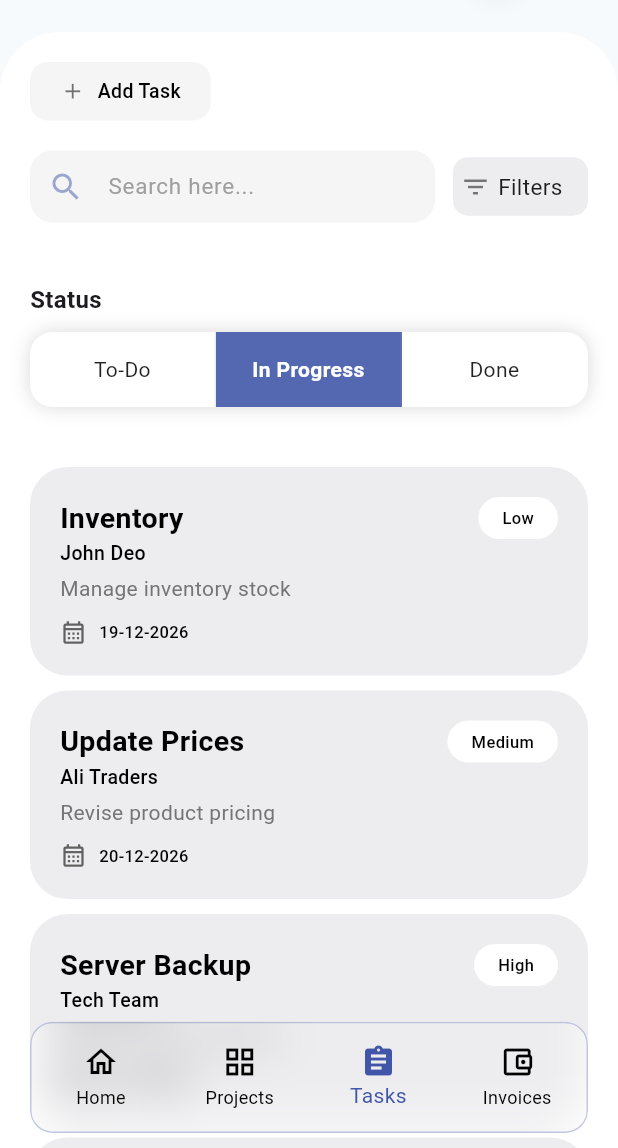
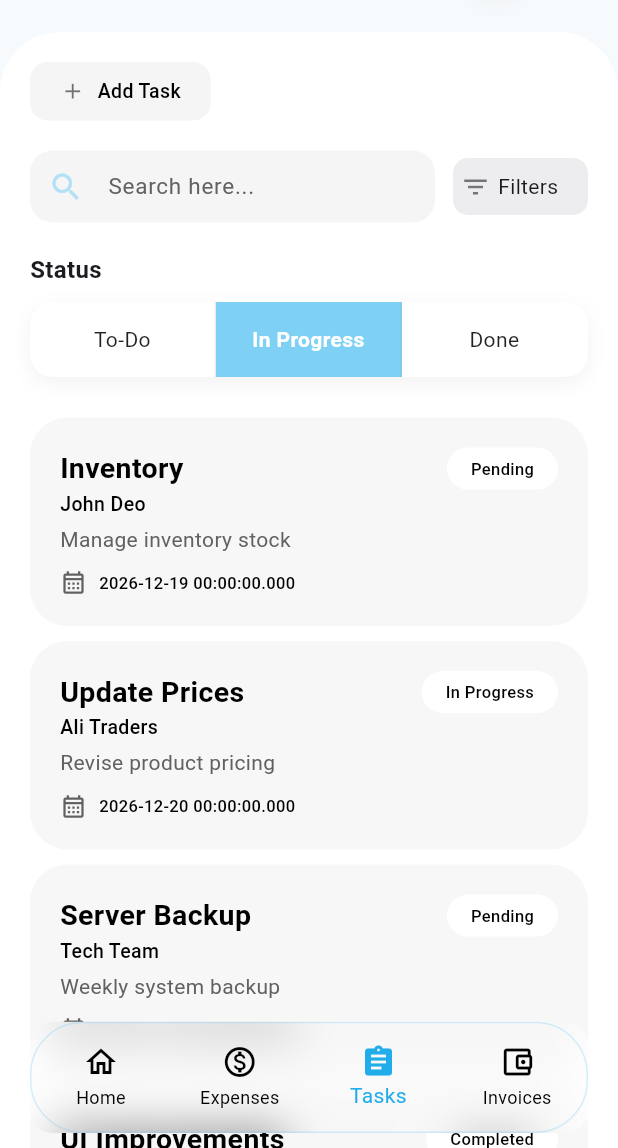
Before and after one commit to samiwadho565/bizzly, a Flutter app: the MainScreen screen opened by its route, item 3 of the bottom bar chosen, on a phone screen of 412 x 824 dp, the part 88-1236 px from its top. Run offline on Flutter 3.47's test engine with Material 3 defaults, Android fonts, the phone set to English and light mode, and no system bars; our stand-ins replace dropdown_search, fl_chart, flutter_svg, get, google_fonts; missing offline and left inert: proste_bezier_curve; Roboto replaces fonts that are missing (Akatab).

Commit message:
expense screen add minor changes in design

```diff
--- a/lib/controllers/tasks_screen_controller.dart
+++ b/lib/controllers/tasks_screen_controller.dart
@@ -1,5 +1,7 @@
 import 'package:get/get.dart';
 import 'package:flutter/material.dart';
+
+import '../models/tasks_model.dart';
 
 class TasksScreenController extends GetxController {
   // Search controller
@@ -14,37 +16,43 @@ class TasksScreenController extends GetxController {
   RxString selectedStatus = "In Progress".obs;
 
   // Tasks list
-  RxList<Map<String, String>> tasks = <Map<String, String>>[
-    {
-      "title": "Inventory",
-      "subtitle": "Manage inventory stock",
-      "date": "19-12-2026",
-      "user": "John Deo",
-      "status": "Low",
-    },
-    {
-      "title": "Update Prices",
-      "subtitle": "Revise product pricing",
-      "date": "20-12-2026",
-      "user": "Ali Traders",
-      "status": "Medium",
-    },
-    {
-      "title": "Server Backup",
-      "subtitle": "Weekly system backup",
-      "date": "22-12-2026",
-      "user": "Tech Team",
-      "status": "High",
-    },
-    {
-      "title": "UI Improvements",
-      "subtitle": "Dashboard UI polishing",
-      "date": "25-12-2026",
-      "user": "Design Team",
-      "status": "Low",
-    },
+
+  // ✅ Tasks list using Model
+  RxList<TaskModel> tasks = <TaskModel>[
+    TaskModel(
+      title: "Inventory",
+      description: "Manage inventory stock",
+      dueDate: DateTime(2026, 12, 19),
+      assignedTo: "John Deo",
+      priority: 3,
+      status: "Pending", id: '1',
+      // createdAt: null,
+    ),
+    TaskModel(
+      title: "Update Prices",
+      description: "Revise product pricing",
+      dueDate: DateTime(2026, 12, 20),
+      assignedTo: "Ali Traders",
+      priority: 2,
+      status: "In Progress", id: '',
+    ),
+    TaskModel(
+      title: "Server Backup",
+      description: "Weekly system backup",
+      dueDate: DateTime(2026, 12, 22),
+      assignedTo: "Tech Team",
+      priority: 1,
+      status: "Pending", id: '',
+    ),
+    TaskModel(
+      title: "UI Improvements",
+      description: "Dashboard UI polishing",
+      dueDate: DateTime(2026, 12, 25),
+      assignedTo: "Design Team",
+      priority:3,
+      status: "Completed", id: '',
+    ),
   ].obs;
-
   // Toggle filter visibility
   void toggleFilter() {
     showFilter.value = !showFilter.value;
--- a/lib/utils/app_colors.dart
+++ b/lib/utils/app_colors.dart
@@ -3,8 +3,13 @@ import 'package:flutter/material.dart';
 class AppColors {
   /// Primary & Background
   // static const Color primary = Color(0xFF7C41A9);
-  static const Color primary = Color(0xFF4156A9);
+  // static const Color primary = Color(0xFF4156A9);
+  static const Color primary = Color(0xff70ccf4);
+  static const Color primaryNavBar = Color(0xff21adea);
+  // Color(0xff7ed3f8);
+  // static const Color lightskycolor = Color(0xFFb7e9ff);
   static const Color background = Color(0xFFF7FAFC);
+  static const Color greyCard = Color(0xFFF7F7F7);
   static const Color lightGrey = Color(0xFFEDEDEF);
   static const Color transparentWhite = Colors.white38;
 
@@ -13,10 +18,10 @@ class AppColors {
   /// ===============================
 
   // Payment / Invoice Status
-  static const Color statusPaid = Color(0xFF22C55E);       // Green
-  static const Color statusPending = Color(0xFFF59E0B);    // Orange
-  static const Color statusOverdue = Color(0xFFEF4444);    // Red
-  static const Color statusCancelled = Color(0xFF9CA3AF); // Grey
+  static const Color statusPaid = Color(0xFFBCF8D3);       // Green
+  static const Color statusPending = Color(0xFFFBE4BC);    // Orange
+  static const Color statusOverdue = Color(0xFFF8C0C0);    // Red
+  static const Color statusCancelled = Color(0xFFDBE4F1); // Grey
   static const Color statusCompleted = Color(0xFF3B82F6); // Blue
   static const Color statusSent = Color(0xFF6366F1);      // Indigo
 
--- a/lib/views/invoice_screen/invoice_screen.dart
+++ b/lib/views/invoice_screen/invoice_screen.dart
@@ -72,11 +72,12 @@ class InvoiceScreen extends StatelessWidget {
                       onSelect: controller.setStatus,
                     )),
 
-                    const SizedBox(height: 20),
+                    // const SizedBox(height: 20),
 
                     /// Invoice List
                     Expanded(
                       child: Obx(() => ListView.builder(
+                        padding: EdgeInsets.only(top: 20,bottom: 100),
                         itemCount: controller.invoices.length,
                         itemBuilder: (context, index) {
                           final invoice =
--- a/lib/views/nav_bar/custom_nav_bar.dart
+++ b/lib/views/nav_bar/custom_nav_bar.dart
@@ -32,7 +32,7 @@ class CustomBottomNavBar extends StatelessWidget {
               height: navBarHeight,
               decoration: BoxDecoration(
                 // color: Colors.white.withValues(alpha:0.1),
-                borderRadius: BorderRadius.circular(15),
+                borderRadius: BorderRadius.circular(35),
                 border: Border.all(color: AppColors.primary.withValues(alpha:0.3)),
               ),
               child: BottomNavigationBar(
@@ -41,7 +41,7 @@ class CustomBottomNavBar extends StatelessWidget {
                 backgroundColor: Colors.transparent,
                 currentIndex: currentIndex,
                 onTap: onTap,
-                selectedItemColor: AppColors.primary,
+                selectedItemColor: AppColors.primaryNavBar,
                 unselectedItemColor: Colors.black,
                 showUnselectedLabels: true,
                 items: [
@@ -51,10 +51,10 @@ class CustomBottomNavBar extends StatelessWidget {
                     activeIcon: Icon(Icons.home,),
                   ),
                   BottomNavigationBarItem(
-                    label: 'Projects',
+                    label: 'Expenses',
                     icon: Stack(
                       children: [
-                        Icon(Icons.grid_view)
+                        Icon(Icons.monetization_on_outlined)
                         // BlocBuilder<ServicesBloc, ServicesState>(
                         //   buildWhen: (pre, nxt) =>
                         //   pre.newOrdersCount != nxt.newOrdersCount,
@@ -80,7 +80,7 @@ class CustomBottomNavBar extends StatelessWidget {
                       ],
 
                     ),
-                    activeIcon:      Icon(Icons.grid_view_rounded,),
+                    activeIcon:       Icon(Icons.monetization_on)
                   ),
                   BottomNavigationBarItem(
                     label: "Tasks",
--- a/lib/views/nav_bar/main_screen.dart
+++ b/lib/views/nav_bar/main_screen.dart
@@ -4,6 +4,7 @@ import 'package:bizly/views/nav_bar/custom_nav_bar.dart';
 import 'package:flutter/cupertino.dart';
 import 'package:flutter/material.dart';
 
+import '../expense_screen/expense_screen.dart';
 import '../invoice_screen/invoice_screen.dart';
 import '../projects/projects_screen.dart';
 import '../tasks_screen/tasks_screen.dart';
@@ -46,7 +47,7 @@ class _MainScreenState extends State<MainScreen> {
       case 0:
         return HomeScreen();
       case 1:
-        return  ProjectsScreen();
+        return  ExpenseScreen();
       case 2:
         return TasksScreen();
       default:
--- a/lib/views/projects/projects_screen.dart
+++ b/lib/views/projects/projects_screen.dart
@@ -170,7 +170,7 @@ class ProjectsScreen extends StatelessWidget {
                 onSelect: controller.setStatus,
               )),
 
-              const SizedBox(height: 20),
+              // const SizedBox(height: 20),
 
               /// Projects List
               Expanded(
--- a/lib/views/tasks_screen/tasks_screen.dart
+++ b/lib/views/tasks_screen/tasks_screen.dart
@@ -7,6 +7,7 @@ import '../../widgets/add_button.dart';
 import '../../widgets/custom_search_field.dart';
 import '../../widgets/custom_tab_bar.dart';
 import '../../widgets/task_card_widget.dart';
+import '../bussiness_screen/business_detail_screen.dart';
 // import 'tasks_screen_controller.dart';
 
 class TasksScreen extends StatelessWidget {
@@ -20,11 +21,18 @@ class TasksScreen extends StatelessWidget {
       backgroundColor: AppColors.background,
       appBar:CustomAppBar(title: "Tasks"),
       body: Container(
-        decoration: BoxDecoration(
+        decoration: const BoxDecoration(
           color: Colors.white,
-          borderRadius: const BorderRadius.only(
-              topRight: Radius.circular(40), topLeft: Radius.circular(40)),
+          borderRadius: BorderRadius.only(
+            topRight: Radius.circular(40),
+            topLeft: Radius.circular(40),
           ),
+        ),
+        child: CustomScrollView(
+          slivers: [
+
+            /// 🔹 Top Section (Add button, search, filters)
+            SliverToBoxAdapter(
               child: Padding(
                 padding: const EdgeInsets.symmetric(horizontal: 20),
                 child: Column(
@@ -32,28 +40,19 @@ class TasksScreen extends StatelessWidget {
                   children: [
                     const SizedBox(height: 20),
 
-              /// Add Task Button
                     addButton("Add Task"),
                     const SizedBox(height: 20),
 
-              /// Search + Filter Row
+                    /// Search + Filter
                     Row(
                       children: [
                         Expanded(
                           child: CustomSearchField(
                             hintText: "Search here...",
                             controller: controller.searchController,
-                      onChanged: (val) {
-                        print("Searching: $val");
-                      },
-                      onClear: () {
-                        print("Search cleared");
-                      },
                           ),
                         ),
                         const SizedBox(width: 12),
-
-                  /// Filter Icon
                         Obx(() => GestureDetector(
                           onTap: controller.toggleFilter,
                           child: Container(
@@ -68,17 +67,14 @@ class TasksScreen extends StatelessWidget {
                                     vertical: 9, horizontal: 5),
                                 child: Row(
                                   children: [
-                              Icon(
-                                Icons.filter_list_outlined,
+                                    Icon(Icons.filter_list_outlined,
                                         size: 20,
-                                color: Colors.grey.shade600,
-                              ),
+                                        color: Colors.grey.shade600),
                                     const SizedBox(width: 5),
                                     Text(
                                       controller.showFilter.value
                                           ? "Hide"
                                           : "Filters",
-                                style: const TextStyle(fontSize: 15),
                                     ),
                                   ],
                                 ),
@@ -88,92 +84,141 @@ class TasksScreen extends StatelessWidget {
                         )),
                       ],
                     ),
+                    /// Filters (Responsive)
+                    Obx(() => controller.showFilter.value
+                        ? LayoutBuilder(
+                      builder: (context, constraints) {
+                        bool isSmallScreen = constraints.maxWidth <= 335;
 
-              const SizedBox(height: 20),
-
-              /// Filters
-              Obx(() => controller.showFilter.value
-                  ? Row(
-                children: [
-                  Expanded(
-                    child: Column(
+                        Widget dueDateWidget = Column(
                           crossAxisAlignment: CrossAxisAlignment.start,
                           children: [
-                        const Text("Due Date",
-                            style: TextStyle(
-                                fontSize: 16,
-                                fontWeight: FontWeight.bold)),
+                            const Text(
+                              "Due Date",
+                              style: TextStyle(fontSize: 16, fontWeight: FontWeight.bold),
+                            ),
                             const SizedBox(height: 10),
-                        CustomTabBar(
+                           Obx(()=> CustomTabBar(
                                 isSmall: true,
                                 options: const ["Today", "Tomorrow", "This Week"],
                                 selectedOption: controller.selectedDue.value,
                                 onSelect: controller.setDue,
                               ),
+                            ),
                           ],
+                        );
+
+                        Widget priorityWidget = Column(
+                          crossAxisAlignment: CrossAxisAlignment.start, // 👈 center
+                          children: [
+                            const Text(
+                              "Priority",
+                              style: TextStyle(fontSize: 16, fontWeight: FontWeight.bold),
                             ),
-                  ),
-                  const SizedBox(width: 20),
-                  Expanded(
-                    child: Column(
-                      crossAxisAlignment: CrossAxisAlignment.start,
-                      children: [
-                        const Text("Priority",
-                            style: TextStyle(
-                                fontSize: 16,
-                                fontWeight: FontWeight.bold)),
                             const SizedBox(height: 10),
-                        CustomTabBar(
+                            Align(
+                              alignment: Alignment.center, // 👈 tabbar center
+                              child:  Obx(()=>  CustomTabBar(
                                   isSmall: true,
                                   options: const ["Low", "Medium", "High"],
                                   selectedOption: controller.selectedPriority.value,
                                   onSelect: controller.setPriority,
                                 ),
+                              ),
+                            ),
+                          ],
+                        );
+
+                        /// Small Screen → Column
+                        if (isSmallScreen) {
+                          return Column(
+                            crossAxisAlignment: CrossAxisAlignment.start,
+                            children: [
+                              dueDateWidget,
+                              const SizedBox(height: 20),
+                              priorityWidget,
+                            ],
+                          );
+                        }
+
+                        /// Normal Screen → Row
+                        return Row(
+                          children: [
+                            Expanded(child: dueDateWidget),
+                            const SizedBox(width: 20),
+                            Expanded(child: priorityWidget),
+                          ],
+                        );
+                      },
+                    )
+                        : const SizedBox()),
+                    const SizedBox(height: 20),
+
+                    /// Filters
+                    // Obx(() => controller.showFilter.value
+                    //     ? const SizedBox(height: 20)
+                    //     : const SizedBox()),
                   ],
                 ),
               ),
-                ],
-              )
-                  : const SizedBox()),
+            ),
 
-              const SizedBox(height: 20),
-
-              /// Status Tab
-              const Text("Status",
-                  style: TextStyle(fontSize: 16, fontWeight: FontWeight.bold)),
+            /// 🔥 STICKY STATUS TAB
+            SliverPersistentHeader(
+              pinned: true,
+              delegate: StickyTabBarDelegate(
+                child: Padding(
+                  padding: const EdgeInsets.symmetric(horizontal: 20),
+                  child: Column(
+                    crossAxisAlignment: CrossAxisAlignment.start,
+                    children: [
+                      const Text(
+                        "Status",
+                        style: TextStyle(
+                            fontSize: 16, fontWeight: FontWeight.bold),
+                      ),
                       const SizedBox(height: 10),
                       Obx(() => CustomTabBar(
                         options: const ["To-Do", "In Progress", "Done"],
-                selectedOption: controller.selectedStatus.value,
+                        selectedOption:
+                        controller.selectedStatus.value,
                         onSelect: controller.setStatus,
                       )),
+                    ],
+                  ),
+                ),
+              ),
+            ),
 
-              const SizedBox(height: 20),
+            /// 🔹 Task List
+            SliverPadding(
+              // padding:
+            padding: EdgeInsets.only(top: 20,bottom: 100,left: 20,right: 20),
+              sliver: Obx(() => SliverList(
 
-              /// Task List
-              Expanded(
-                child: Obx(() => ListView.builder(
-                  padding: const EdgeInsets.only(top: 20, bottom: 130),
-                  itemCount: controller.tasks.length,
-                  itemBuilder: (context, index) {
+                delegate: SliverChildBuilderDelegate(
+
+                      (context, index) {
                     final task = controller.tasks[index];
                     return Padding(
                       padding: const EdgeInsets.only(bottom: 10),
                       child: TaskCardWidget(
-                        title: task["title"]!,
-                        subtitle: task["subtitle"]!,
-                        date: task["date"]!,
-                        userName: task["user"]!,
-                        status: task["status"]!,
+                        title: task.title,
+                        subtitle: task.description,
+                        date: task.dueDate.toString(),
+                        assignTo: task.assignedTo,
+                        status: task.status,
                       ),
                     );
                   },
+                  childCount: controller.tasks.length,
+                ),
               )),
             ),
           ],
         ),
       ),
-      ),
+
     );
   }
 }
--- a/lib/widgets/custom_search_field.dart
+++ b/lib/widgets/custom_search_field.dart
@@ -27,8 +27,8 @@ class CustomSearchField extends StatelessWidget {
         onChanged: onChanged,
         decoration: InputDecoration(
           hintText: hintText,
-          hintStyle: const TextStyle(
-            color: Colors.grey,
+          hintStyle: TextStyle(
+            color: Colors.grey.shade700,
             fontSize: 15,
           ),
           contentPadding:
--- a/lib/widgets/custom_tab_bar.dart
+++ b/lib/widgets/custom_tab_bar.dart
@@ -24,9 +24,9 @@ class CustomTabBar extends StatelessWidget {
         borderRadius: BorderRadius.circular(15),
         boxShadow: [
           BoxShadow(
-            color: Colors.black.withOpacity(0.15),
+            color: Colors.black.withOpacity(0.05),
             blurRadius: 10,
-            // offset: const Offset(0, 4),
+            offset: const Offset(0, 4),
           ),
         ],
       ),
--- a/lib/widgets/drop_down_menu/drop_down_menu.dart
+++ b/lib/widgets/drop_down_menu/drop_down_menu.dart
@@ -9,8 +9,8 @@ Widget addDropdownButton({required String leftText,required String title}) {
   final List<Map<String, dynamic>> items = [
     {'text': 'Add Expense', 'icon': Icons.money},
     {'text': 'Create Invoice', 'icon': Icons.receipt_long},
-    {'text': 'Add New Business', 'icon': Icons.business},
-    {'text': 'Add Project', 'icon': Icons.work_outline},
+    // {'text': 'Add New Business', 'icon': Icons.business},
+    {'text': 'Add Team/Employee', 'icon': Icons.work_outline},
     {'text': 'Create Task', 'icon': Icons.task_alt},
   ];
 
--- a/lib/widgets/home_widgets/bussiness_card.dart
+++ b/lib/widgets/home_widgets/bussiness_card.dart
@@ -26,7 +26,7 @@ class CategoryCard extends StatelessWidget {
             height: 70, // Aap apni requirement ke mutabiq adjust kar sakte hain
             width: 70,
             decoration: BoxDecoration(
-              color: const Color(0xFFF5F5F5), // Light grey background
+              color: AppColors.greyCard,// Light grey background
               borderRadius: BorderRadius.circular(10), // Rounded corners
             ),
             child: Icon(
--- a/lib/widgets/home_widgets/custom_revenue_chart.dart
+++ b/lib/widgets/home_widgets/custom_revenue_chart.dart
@@ -117,7 +117,7 @@ class WeeklyRevenueChart extends StatelessWidget {
               ),
             ),
             const SizedBox(height: 5),
-            Text(bar.day, style: const TextStyle(fontSize: 12)),
+            Text(bar.day, style: const TextStyle(color:Colors.black,fontSize: 12)),
           ],
         ),
       ),
@@ -134,7 +134,7 @@ class WeeklyRevenueChart extends StatelessWidget {
       child: Text(
         "\$$value",
         style: const TextStyle(
-            color: Colors.white, fontWeight: FontWeight.bold, fontSize: 10),
+            color: Colors.white, fontWeight: FontWeight.bold, fontSize: 12),
       ),
     );
   }
--- a/lib/widgets/invoice_screen_widgets/invoice_card.dart
+++ b/lib/widgets/invoice_screen_widgets/invoice_card.dart
@@ -21,7 +21,7 @@ class InvoiceCard extends StatelessWidget {
   Color getStatusColor() {
     switch (status.toLowerCase()) {
       case "paid":
-        return  AppColors.statusPaid;// green
+        return  AppColors.statusCancelled;// green
       case "sent":
         return  AppColors.statusSent; // blue
       case "pending":
--- a/lib/widgets/task_card_widget.dart
+++ b/lib/widgets/task_card_widget.dart
@@ -6,7 +6,7 @@ class TaskCardWidget extends StatelessWidget {
   final String title;
   final String subtitle;
   final String date;
-  final String userName;
+  final String assignTo;
   final String status;
   final String userImageUrl;
 
@@ -15,7 +15,7 @@ class TaskCardWidget extends StatelessWidget {
     required this.title,
     required this.subtitle,
     required this.date,
-    required this.userName,
+    required this.assignTo,
     required this.status,
     this.userImageUrl = 'https://i.pravatar.cc/150?u=a042581f4e29026704d', // Dummy image
   });
@@ -25,7 +25,7 @@ class TaskCardWidget extends StatelessWidget {
     return Container(
       padding:  EdgeInsets.all(20),
       decoration: BoxDecoration(
-        color: AppColors.lightGrey, // Light grey background jaisa image mein hai
+        color: AppColors.greyCard, // Light grey background jaisa image mein hai
         borderRadius: BorderRadius.circular(25),
       ),
       child: Column(
@@ -72,7 +72,7 @@ class TaskCardWidget extends StatelessWidget {
             ],
           ),
           Text(
-            userName,
+            assignTo,
             style: const TextStyle(fontSize: 13,  color:Colors.black,fontWeight: FontWeight.w500),
           ),
           const SizedBox(height: 4),
@@ -80,7 +80,7 @@ class TaskCardWidget extends StatelessWidget {
             subtitle,
             style: TextStyle(
               fontSize: 14,
-              color: Colors.grey.shade600,
+              color: Colors.grey.shade700,
             ),
           ),
           const SizedBox(height: 10),
@@ -107,7 +107,7 @@ class TaskCardWidget extends StatelessWidget {
           //     ),
           //     const SizedBox(width: 8),
           //     Text(
-          //       userName,
+          //       assignTo,
           //       style: const TextStyle(fontSize: 13,  color:Colors.black,fontWeight: FontWeight.w500),
           //     ),
           //   ],
```
Also changed, not shown: lib/controllers/business_controller.dart (+36 -30 lines), lib/views/bussiness_screen/business_detail_screen.dart (+20 -19 lines), lib/widgets/custom_drop_down.dart (+11 -0 lines), pubspec.lock, 1 other file. Lines whose indentation alone changed are shown as unchanged.
